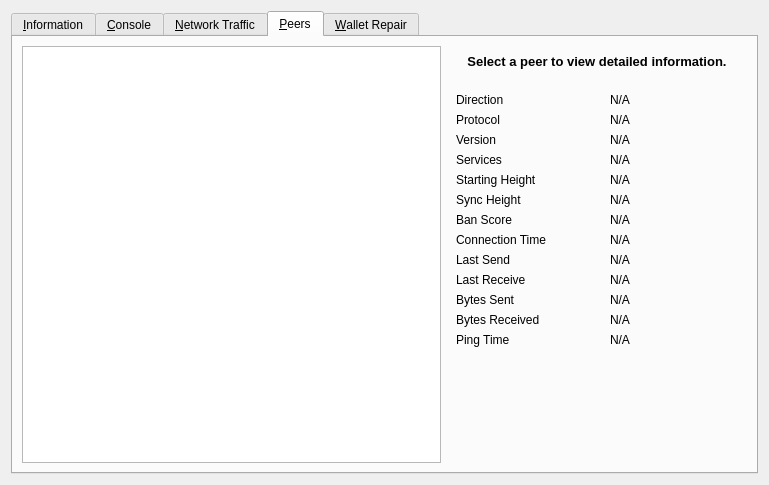
Above: src/qt/forms/rpcconsole.ui from decenomy/PNY before the change. Below: the same form after it.
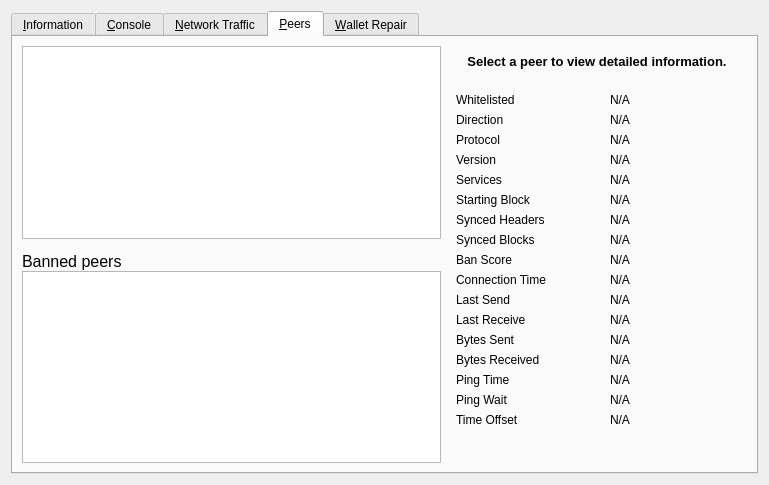
That is the form after the change. Icons and pictures are not drawn. Custom widgets are drawn as their Qt base class.

Patch:
```diff
--- a/src/qt/forms/rpcconsole.ui
+++ b/src/qt/forms/rpcconsole.ui
@@ -688,17 +688,85 @@
       </attribute>
       <layout class="QGridLayout" name="gridLayout_2">
        <item row="0" column="0" rowspan="2">
-        <widget class="QTableView" name="peerWidget">
-         <property name="horizontalScrollBarPolicy">
-          <enum>Qt::ScrollBarAsNeeded</enum>
+        <layout class="QVBoxLayout" name="verticalLayout_101">
+         <property name="spacing">
+          <number>0</number>
          </property>
-         <property name="sortingEnabled">
-          <bool>true</bool>
-         </property>
-         <attribute name="horizontalHeaderHighlightSections">
-          <bool>false</bool>
-         </attribute>
-        </widget>
+         <item>
+          <widget class="QTableView" name="peerWidget">
+           <property name="horizontalScrollBarPolicy">
+            <enum>Qt::ScrollBarAsNeeded</enum>
+           </property>
+           <property name="sortingEnabled">
+            <bool>true</bool>
+           </property>
+           <attribute name="horizontalHeaderHighlightSections">
+            <bool>false</bool>
+           </attribute>
+          </widget>
+         </item>
+         <item>
+          <widget class="QLabel" name="banHeading">
+           <property name="sizePolicy">
+            <sizepolicy hsizetype="Preferred" vsizetype="Minimum">
+             <horstretch>0</horstretch>
+             <verstretch>0</verstretch>
+            </sizepolicy>
+           </property>
+           <property name="minimumSize">
+            <size>
+             <width>300</width>
+             <height>32</height>
+            </size>
+           </property>
+           <property name="maximumSize">
+            <size>
+             <width>16777215</width>
+             <height>32</height>
+            </size>
+           </property>
+           <property name="font">
+            <font>
+             <pointsize>12</pointsize>
+            </font>
+           </property>
+           <property name="cursor">
+            <cursorShape>IBeamCursor</cursorShape>
+           </property>
+           <property name="text">
+            <string>Banned peers</string>
+           </property>
+           <property name="alignment">
+            <set>Qt::AlignBottom|Qt::AlignLeading|Qt::AlignLeft</set>
+           </property>
+           <property name="wordWrap">
+            <bool>true</bool>
+           </property>
+           <property name="textInteractionFlags">
+            <set>Qt::NoTextInteraction</set>
+           </property>
+          </widget>
+         </item>
+         <item>
+          <widget class="QTableView" name="banlistWidget">
+           <property name="sizePolicy">
+            <sizepolicy hsizetype="Expanding" vsizetype="Expanding">
+             <horstretch>0</horstretch>
+             <verstretch>0</verstretch>
+            </sizepolicy>
+           </property>
+           <property name="horizontalScrollBarPolicy">
+            <enum>Qt::ScrollBarAsNeeded</enum>
+           </property>
+           <property name="sortingEnabled">
+            <bool>true</bool>
+           </property>
+           <attribute name="horizontalHeaderHighlightSections">
+            <bool>false</bool>
+           </attribute>
+          </widget>
+         </item>
+        </layout>
        </item>
        <item row="0" column="1">
         <widget class="QLabel" name="peerHeading">
@@ -748,13 +816,36 @@
          </property>
          <layout class="QGridLayout" name="gridLayout_3">
           <item row="0" column="0">
+           <widget class="QLabel" name="label_30">
+            <property name="text">
+             <string>Whitelisted</string>
+            </property>
+           </widget>
+          </item>
+          <item row="0" column="2">
+           <widget class="QLabel" name="peerWhitelisted">
+            <property name="cursor">
+             <cursorShape>IBeamCursor</cursorShape>
+            </property>
+            <property name="text">
+             <string>N/A</string>
+            </property>
+            <property name="textFormat">
+             <enum>Qt::PlainText</enum>
+            </property>
+            <property name="textInteractionFlags">
+             <set>Qt::LinksAccessibleByMouse|Qt::TextSelectableByKeyboard|Qt::TextSelectableByMouse</set>
+            </property>
+           </widget>
+          </item>
+          <item row="1" column="0">
            <widget class="QLabel" name="label_23">
             <property name="text">
              <string>Direction</string>
             </property>
            </widget>
           </item>
-          <item row="0" column="2">
+          <item row="1" column="2">
            <widget class="QLabel" name="peerDirection">
             <property name="cursor">
              <cursorShape>IBeamCursor</cursorShape>
@@ -770,14 +861,14 @@
             </property>
            </widget>
           </item>
-          <item row="1" column="0">
+          <item row="2" column="0">
            <widget class="QLabel" name="label_21">
             <property name="text">
              <string>Protocol</string>
             </property>
            </widget>
           </item>
-          <item row="1" column="2">
+          <item row="2" column="2">
            <widget class="QLabel" name="peerVersion">
             <property name="cursor">
              <cursorShape>IBeamCursor</cursorShape>
@@ -793,14 +884,14 @@
             </property>
            </widget>
           </item>
-          <item row="2" column="0">
+          <item row="3" column="0">
            <widget class="QLabel" name="label_28">
             <property name="text">
              <string>Version</string>
             </property>
            </widget>
           </item>
-          <item row="2" column="2">
+          <item row="3" column="2">
            <widget class="QLabel" name="peerSubversion">
             <property name="cursor">
              <cursorShape>IBeamCursor</cursorShape>
@@ -816,14 +907,14 @@
             </property>
            </widget>
           </item>
-          <item row="3" column="0">
+          <item row="4" column="0">
            <widget class="QLabel" name="label_4">
             <property name="text">
              <string>Services</string>
             </property>
            </widget>
           </item>
-          <item row="3" column="2">
+          <item row="4" column="2">
            <widget class="QLabel" name="peerServices">
             <property name="cursor">
              <cursorShape>IBeamCursor</cursorShape>
@@ -842,7 +933,7 @@
           <item row="5" column="0">
            <widget class="QLabel" name="label_29">
             <property name="text">
-             <string>Starting Height</string>
+             <string>Starting Block</string>
             </property>
            </widget>
           </item>
@@ -865,7 +956,7 @@
           <item row="6" column="0">
            <widget class="QLabel" name="label_27">
             <property name="text">
-             <string>Sync Height</string>
+             <string>Synced Headers</string>
             </property>
            </widget>
           </item>
@@ -886,13 +977,36 @@
            </widget>
           </item>
           <item row="7" column="0">
+           <widget class="QLabel" name="label_25">
+            <property name="text">
+             <string>Synced Blocks</string>
+            </property>
+           </widget>
+          </item>
+          <item row="7" column="2">
+           <widget class="QLabel" name="peerCommonHeight">
+            <property name="cursor">
+             <cursorShape>IBeamCursor</cursorShape>
+            </property>
+            <property name="text">
+             <string>N/A</string>
+            </property>
+            <property name="textFormat">
+             <enum>Qt::PlainText</enum>
+            </property>
+            <property name="textInteractionFlags">
+             <set>Qt::LinksAccessibleByMouse|Qt::TextSelectableByKeyboard|Qt::TextSelectableByMouse</set>
+            </property>
+           </widget>
+          </item>
+          <item row="8" column="0">
            <widget class="QLabel" name="label_24">
             <property name="text">
              <string>Ban Score</string>
             </property>
            </widget>
           </item>
-          <item row="7" column="2">
+          <item row="8" column="2">
            <widget class="QLabel" name="peerBanScore">
             <property name="cursor">
              <cursorShape>IBeamCursor</cursorShape>
@@ -908,14 +1022,14 @@
             </property>
            </widget>
           </item>
-          <item row="8" column="0">
+          <item row="9" column="0">
            <widget class="QLabel" name="label_22">
             <property name="text">
              <string>Connection Time</string>
             </property>
            </widget>
           </item>
-          <item row="8" column="2">
+          <item row="9" column="2">
            <widget class="QLabel" name="peerConnTime">
             <property name="cursor">
              <cursorShape>IBeamCursor</cursorShape>
@@ -931,14 +1045,14 @@
             </property>
            </widget>
           </item>
-          <item row="9" column="0">
+          <item row="10" column="0">
            <widget class="QLabel" name="label_15">
             <property name="text">
              <string>Last Send</string>
             </property>
            </widget>
           </item>
-          <item row="9" column="2">
+          <item row="10" column="2">
            <widget class="QLabel" name="peerLastSend">
             <property name="cursor">
              <cursorShape>IBeamCursor</cursorShape>
@@ -954,14 +1068,14 @@
             </property>
            </widget>
           </item>
-          <item row="10" column="0">
+          <item row="11" column="0">
            <widget class="QLabel" name="label_19">
             <property name="text">
              <string>Last Receive</string>
             </property>
            </widget>
           </item>
-          <item row="10" column="2">
+          <item row="11" column="2">
            <widget class="QLabel" name="peerLastRecv">
             <property name="cursor">
              <cursorShape>IBeamCursor</cursorShape>
@@ -977,14 +1091,14 @@
             </property>
            </widget>
           </item>
-          <item row="11" column="0">
+          <item row="12" column="0">
            <widget class="QLabel" name="label_18">
             <property name="text">
              <string>Bytes Sent</string>
             </property>
            </widget>
           </item>
-          <item row="11" column="2">
+          <item row="12" column="2">
            <widget class="QLabel" name="peerBytesSent">
             <property name="cursor">
              <cursorShape>IBeamCursor</cursorShape>
@@ -1000,14 +1114,14 @@
             </property>
            </widget>
           </item>
-          <item row="12" column="0">
+          <item row="13" column="0">
            <widget class="QLabel" name="label_20">
             <property name="text">
              <string>Bytes Received</string>
             </property>
            </widget>
           </item>
-          <item row="12" column="2">
+          <item row="13" column="2">
            <widget class="QLabel" name="peerBytesRecv">
             <property name="cursor">
              <cursorShape>IBeamCursor</cursorShape>
@@ -1023,14 +1137,14 @@
             </property>
            </widget>
           </item>
-          <item row="13" column="0">
+          <item row="14" column="0">
            <widget class="QLabel" name="label_26">
             <property name="text">
              <string>Ping Time</string>
             </property>
            </widget>
           </item>
-          <item row="13" column="2">
+          <item row="14" column="2">
            <widget class="QLabel" name="peerPingTime">
             <property name="cursor">
              <cursorShape>IBeamCursor</cursorShape>
@@ -1046,7 +1160,56 @@
             </property>
            </widget>
           </item>
-          <item row="14" column="1">
+          <item row="15" column="0">
+           <widget class="QLabel" name="peerPingWaitLabel">
+            <property name="toolTip">
+             <string>The duration of a currently outstanding ping.</string>
+            </property>
+            <property name="text">
+             <string>Ping Wait</string>
+            </property>
+           </widget>
+          </item>
+          <item row="15" column="2">
+           <widget class="QLabel" name="peerPingWait">
+            <property name="cursor">
+             <cursorShape>IBeamCursor</cursorShape>
+            </property>
+            <property name="text">
+             <string>N/A</string>
+            </property>
+            <property name="textFormat">
+             <enum>Qt::PlainText</enum>
+            </property>
+            <property name="textInteractionFlags">
+             <set>Qt::LinksAccessibleByMouse|Qt::TextSelectableByKeyboard|Qt::TextSelectableByMouse</set>
+            </property>
+           </widget>
+          </item>
+          <item row="16" column="0">
+           <widget class="QLabel" name="label_timeoffset">
+            <property name="text">
+             <string>Time Offset</string>
+            </property>
+           </widget>
+          </item>
+          <item row="16" column="2">
+           <widget class="QLabel" name="timeoffset">
+            <property name="cursor">
+             <cursorShape>IBeamCursor</cursorShape>
+            </property>
+            <property name="text">
+             <string>N/A</string>
+            </property>
+            <property name="textFormat">
+             <enum>Qt::PlainText</enum>
+            </property>
+            <property name="textInteractionFlags">
+             <set>Qt::LinksAccessibleByMouse|Qt::TextSelectableByKeyboard|Qt::TextSelectableByMouse</set>
+            </property>
+           </widget>
+          </item>
+          <item row="17" column="1">
            <spacer name="verticalSpacer_3">
             <property name="orientation">
              <enum>Qt::Vertical</enum>
```
Left out of the diff: 172 changed lines with no effect on the pictures.
